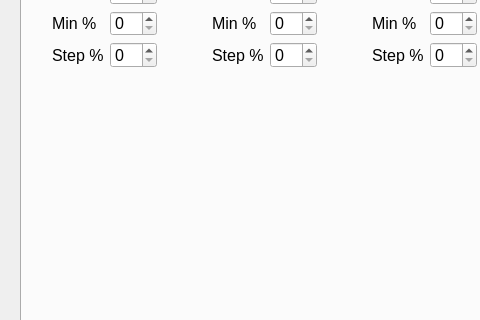
First picture: the form in ALPHA_Documentation/ALPHA GUI V2.ui, repository USEPA/EPA_ALPHA_Model, before the edit; both pictures show x 0 to 480 and y 162 to 482 of the 841 by 609 pixel window.
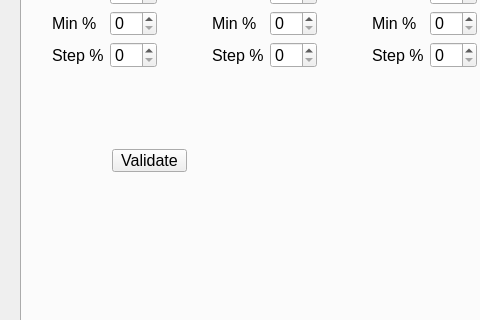
Second picture: the form after the edit. The open tabs and pages were chosen to show the change.

```diff
--- a/ALPHA_Documentation/ALPHA GUI V2.ui
+++ b/ALPHA_Documentation/ALPHA GUI V2.ui
@@ -597,6 +597,19 @@
        <set>Qt::AlignCenter</set>
       </property>
      </widget>
+     <widget class="QPushButton" name="validate_button">
+      <property name="geometry">
+       <rect>
+        <x>90</x>
+        <y>220</y>
+        <width>75</width>
+        <height>23</height>
+       </rect>
+      </property>
+      <property name="text">
+       <string>Validate</string>
+      </property>
+     </widget>
     </widget>
    </widget>
    <widget class="QLabel" name="label">
```
Left out of the diff: 53 changed lines with no effect on the pictures.
